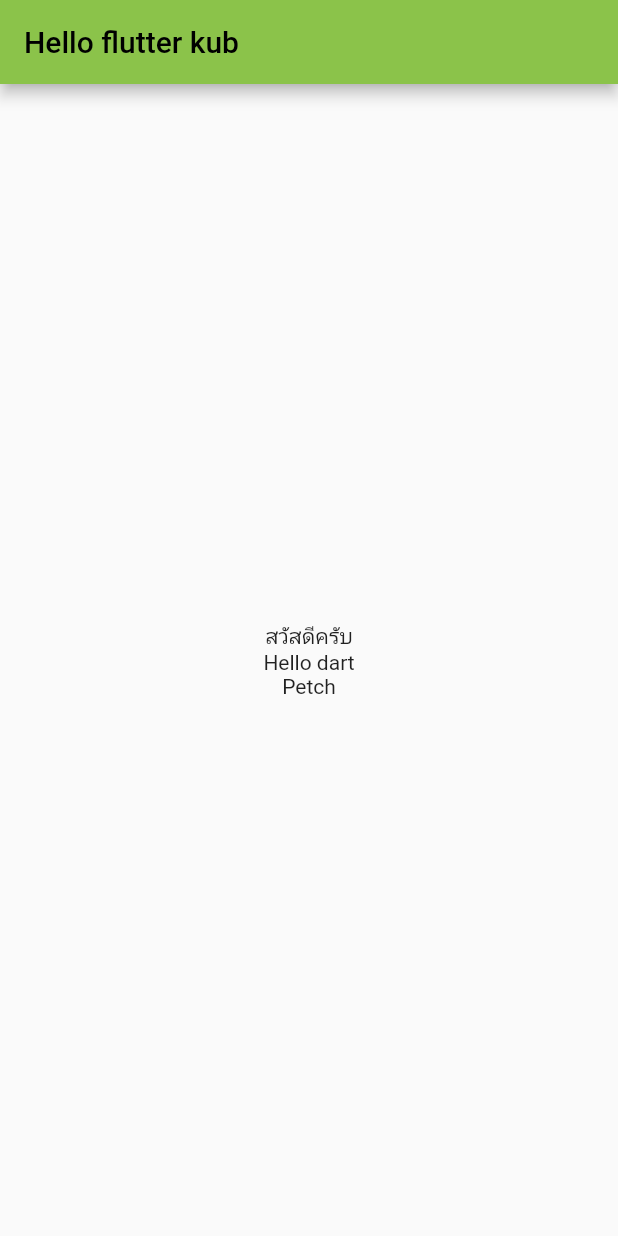
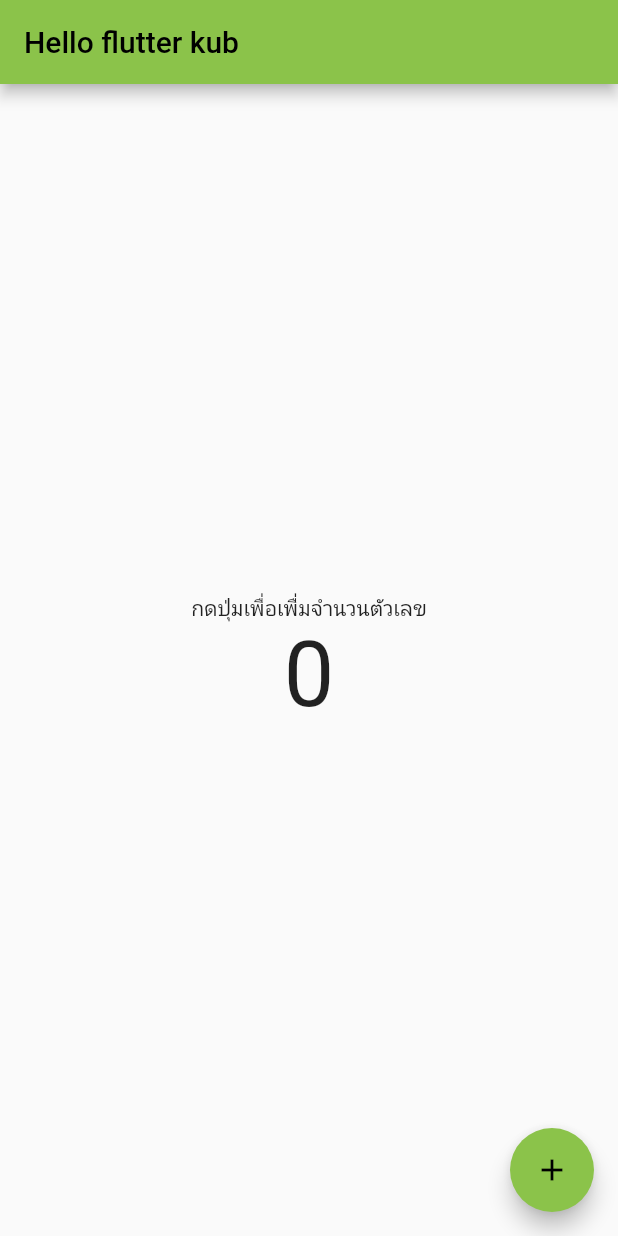
Before and after one commit to Redleafz2735/Flutter, a Flutter app: the screen it shows after launch, on a phone screen of 412 x 824 dp. Run offline on Flutter 3.47's test engine with Material 2 defaults, Android fonts, the phone set to English and light mode, and no system bars.

Commit message:
commit 10

```diff
--- a/lib/main.dart
+++ b/lib/main.dart
@@ -25,6 +25,8 @@ class MyHomepage extends StatefulWidget {
 }
 
 class _MyHomepageState extends State<MyHomepage> {
+  int number = 0; //สร้าง state
+
   @override
   Widget build(BuildContext context) {
     return Scaffold(
@@ -35,11 +37,17 @@ class _MyHomepageState extends State<MyHomepage> {
         child: Column(
           mainAxisAlignment: MainAxisAlignment.center,
           children: [
-            Text("สวัสดีครับ"),
-            Text("Hello dart"),
-            Text("Petch"),
+            Text("กดปุ่มเพื่อเพื่มจำนวนตัวเลข"),
+            Text(
+              number.toString(),
+              style: TextStyle(fontSize: 60),
+            ),
           ],
         ),
+      ),
+      floatingActionButton: FloatingActionButton(
+        onPressed: () {},
+        child: Icon(Icons.add),
       ),
     );
   }
```
